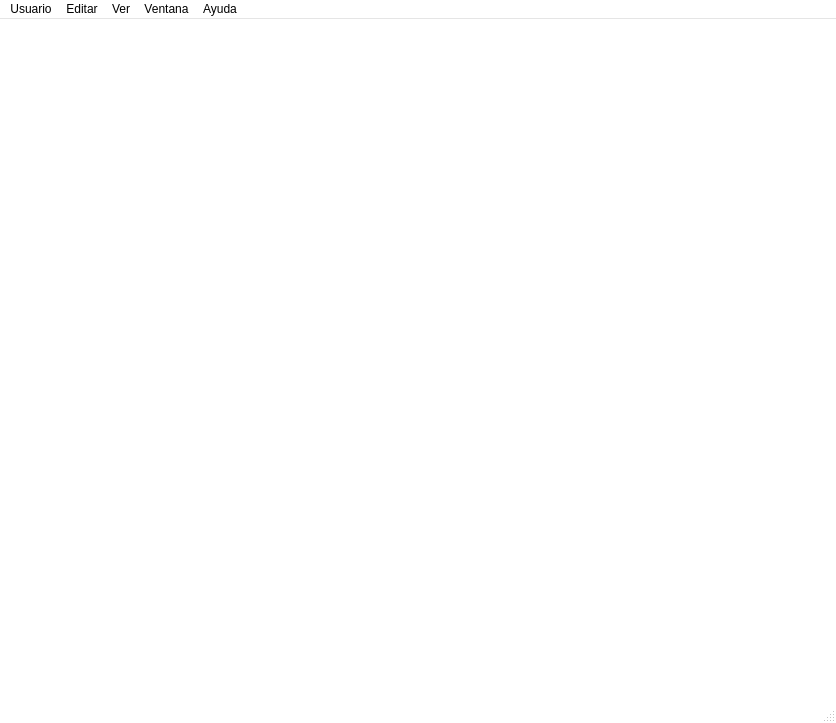
The window that ManagerM/ui_main.ui (janfranco27/TheProyect) describes before a commit, drawn with Qt 5.
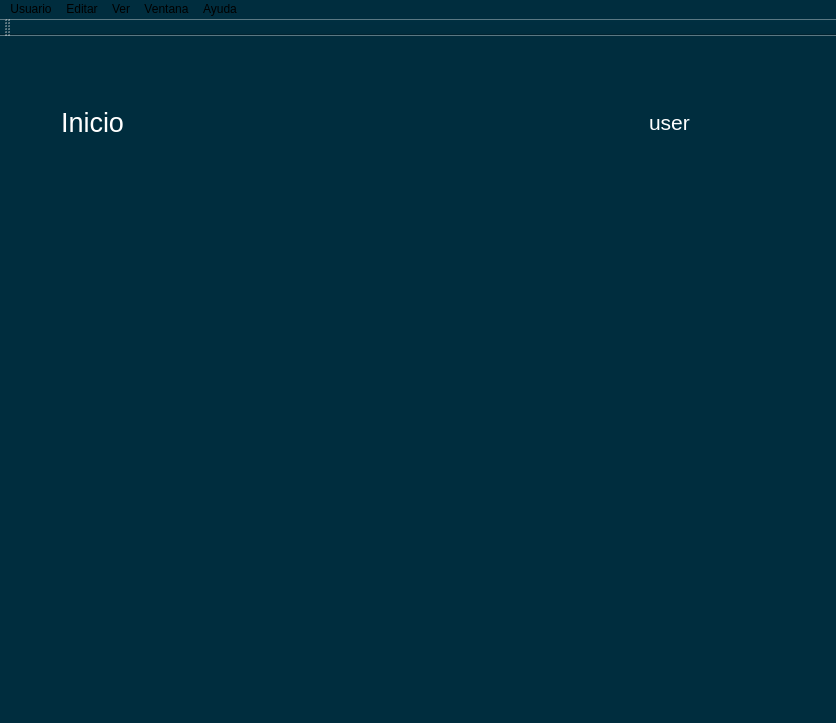
The same window after the commit. Icons and pictures are not drawn.

Diff of the .ui file:
```diff
--- a/ManagerM/ui_main.ui
+++ b/ManagerM/ui_main.ui
@@ -22,97 +22,6 @@
     <height>723</height>
    </size>
   </property>
-  <property name="palette">
-   <palette>
-    <active>
-     <colorrole role="WindowText">
-      <brush brushstyle="SolidPattern">
-       <color alpha="255">
-        <red>0</red>
-        <green>0</green>
-        <blue>0</blue>
-       </color>
-      </brush>
-     </colorrole>
-     <colorrole role="Base">
-      <brush brushstyle="SolidPattern">
-       <color alpha="255">
-        <red>255</red>
-        <green>255</green>
-        <blue>255</blue>
-       </color>
-      </brush>
-     </colorrole>
-     <colorrole role="Window">
-      <brush brushstyle="SolidPattern">
-       <color alpha="255">
-        <red>255</red>
-        <green>255</green>
-        <blue>255</blue>
-       </color>
-      </brush>
-     </colorrole>
-    </active>
-    <inactive>
-     <colorrole role="WindowText">
-      <brush brushstyle="SolidPattern">
-       <color alpha="255">
-        <red>0</red>
-        <green>0</green>
-        <blue>0</blue>
-       </color>
-      </brush>
-     </colorrole>
-     <colorrole role="Base">
-      <brush brushstyle="SolidPattern">
-       <color alpha="255">
-        <red>255</red>
-        <green>255</green>
-        <blue>255</blue>
-       </color>
-      </brush>
-     </colorrole>
-     <colorrole role="Window">
-      <brush brushstyle="SolidPattern">
-       <color alpha="255">
-        <red>255</red>
-        <green>255</green>
-        <blue>255</blue>
-       </color>
-      </brush>
-     </colorrole>
-    </inactive>
-    <disabled>
-     <colorrole role="WindowText">
-      <brush brushstyle="SolidPattern">
-       <color alpha="255">
-        <red>120</red>
-        <green>120</green>
-        <blue>120</blue>
-       </color>
-      </brush>
-     </colorrole>
-     <colorrole role="Base">
-      <brush brushstyle="SolidPattern">
-       <color alpha="255">
-        <red>255</red>
-        <green>255</green>
-        <blue>255</blue>
-       </color>
-      </brush>
-     </colorrole>
-     <colorrole role="Window">
-      <brush brushstyle="SolidPattern">
-       <color alpha="255">
-        <red>255</red>
-        <green>255</green>
-        <blue>255</blue>
-       </color>
-      </brush>
-     </colorrole>
-    </disabled>
-   </palette>
-  </property>
   <property name="windowTitle">
    <string>ManagerM</string>
   </property>
@@ -121,7 +30,10 @@
     <normaloff>:/Iconos/Iconos/Configure_alt_1.png</normaloff>:/Iconos/Iconos/Configure_alt_1.png</iconset>
   </property>
   <property name="styleSheet">
-   <string notr="true">background-image: url(:/Iconos/Iconos/fondo1.png);</string>
+   <string notr="true">background-color: rgb(0, 45, 62);</string>
+  </property>
+  <property name="documentMode">
+   <bool>false</bool>
   </property>
   <widget class="QWidget" name="centralWidget">
    <layout class="QGridLayout" name="gridLayout_4">
@@ -143,6 +55,15 @@
                </color>
               </brush>
              </colorrole>
+             <colorrole role="Button">
+              <brush brushstyle="SolidPattern">
+               <color alpha="255">
+                <red>0</red>
+                <green>45</green>
+                <blue>62</blue>
+               </color>
+              </brush>
+             </colorrole>
              <colorrole role="Text">
               <brush brushstyle="SolidPattern">
                <color alpha="255">
@@ -152,6 +73,24 @@
                </color>
               </brush>
              </colorrole>
+             <colorrole role="Base">
+              <brush brushstyle="SolidPattern">
+               <color alpha="255">
+                <red>0</red>
+                <green>45</green>
+                <blue>62</blue>
+               </color>
+              </brush>
+             </colorrole>
+             <colorrole role="Window">
+              <brush brushstyle="SolidPattern">
+               <color alpha="255">
+                <red>0</red>
+                <green>45</green>
+                <blue>62</blue>
+               </color>
+              </brush>
+             </colorrole>
             </active>
             <inactive>
              <colorrole role="WindowText">
@@ -163,6 +102,15 @@
                </color>
               </brush>
              </colorrole>
+             <colorrole role="Button">
+              <brush brushstyle="SolidPattern">
+               <color alpha="255">
+                <red>0</red>
+                <green>45</green>
+                <blue>62</blue>
+               </color>
+              </brush>
+             </colorrole>
              <colorrole role="Text">
               <brush brushstyle="SolidPattern">
                <color alpha="255">
@@ -172,6 +120,24 @@
                </color>
               </brush>
              </colorrole>
+             <colorrole role="Base">
+              <brush brushstyle="SolidPattern">
+               <color alpha="255">
+                <red>0</red>
+                <green>45</green>
+                <blue>62</blue>
+               </color>
+              </brush>
+             </colorrole>
+             <colorrole role="Window">
+              <brush brushstyle="SolidPattern">
+               <color alpha="255">
+                <red>0</red>
+                <green>45</green>
+                <blue>62</blue>
+               </color>
+              </brush>
+             </colorrole>
             </inactive>
             <disabled>
              <colorrole role="WindowText">
@@ -183,6 +149,15 @@
                </color>
               </brush>
              </colorrole>
+             <colorrole role="Button">
+              <brush brushstyle="SolidPattern">
+               <color alpha="255">
+                <red>0</red>
+                <green>45</green>
+                <blue>62</blue>
+               </color>
+              </brush>
+             </colorrole>
              <colorrole role="Text">
               <brush brushstyle="SolidPattern">
                <color alpha="255">
@@ -192,6 +167,24 @@
                </color>
               </brush>
              </colorrole>
+             <colorrole role="Base">
+              <brush brushstyle="SolidPattern">
+               <color alpha="255">
+                <red>0</red>
+                <green>45</green>
+                <blue>62</blue>
+               </color>
+              </brush>
+             </colorrole>
+             <colorrole role="Window">
+              <brush brushstyle="SolidPattern">
+               <color alpha="255">
+                <red>0</red>
+                <green>45</green>
+                <blue>62</blue>
+               </color>
+              </brush>
+             </colorrole>
             </disabled>
            </palette>
           </property>
@@ -252,6 +245,15 @@
                  </color>
                 </brush>
                </colorrole>
+               <colorrole role="Button">
+                <brush brushstyle="SolidPattern">
+                 <color alpha="255">
+                  <red>0</red>
+                  <green>45</green>
+                  <blue>62</blue>
+                 </color>
+                </brush>
+               </colorrole>
                <colorrole role="Text">
                 <brush brushstyle="SolidPattern">
                  <color alpha="255">
@@ -261,6 +263,24 @@
                  </color>
                 </brush>
                </colorrole>
+               <colorrole role="Base">
+                <brush brushstyle="SolidPattern">
+                 <color alpha="255">
+                  <red>0</red>
+                  <green>45</green>
+                  <blue>62</blue>
+                 </color>
+                </brush>
+               </colorrole>
+               <colorrole role="Window">
+                <brush brushstyle="SolidPattern">
+                 <color alpha="255">
+                  <red>0</red>
+                  <green>45</green>
+                  <blue>62</blue>
+                 </color>
+                </brush>
+               </colorrole>
               </active>
               <inactive>
                <colorrole role="WindowText">
@@ -272,6 +292,15 @@
                  </color>
                 </brush>
                </colorrole>
+               <colorrole role="Button">
+                <brush brushstyle="SolidPattern">
+                 <color alpha="255">
+                  <red>0</red>
+                  <green>45</green>
+                  <blue>62</blue>
+                 </color>
+                </brush>
+               </colorrole>
                <colorrole role="Text">
                 <brush brushstyle="SolidPattern">
                  <color alpha="255">
@@ -281,6 +310,24 @@
                  </color>
                 </brush>
                </colorrole>
+               <colorrole role="Base">
+                <brush brushstyle="SolidPattern">
+                 <color alpha="255">
+                  <red>0</red>
+                  <green>45</green>
+                  <blue>62</blue>
+                 </color>
+                </brush>
+               </colorrole>
+               <colorrole role="Window">
+                <brush brushstyle="SolidPattern">
+                 <color alpha="255">
+                  <red>0</red>
+                  <green>45</green>
+                  <blue>62</blue>
+                 </color>
+                </brush>
+               </colorrole>
               </inactive>
               <disabled>
                <colorrole role="WindowText">
@@ -292,6 +339,15 @@
                  </color>
                 </brush>
                </colorrole>
+               <colorrole role="Button">
+                <brush brushstyle="SolidPattern">
+                 <color alpha="255">
+                  <red>0</red>
+                  <green>45</green>
+                  <blue>62</blue>
+                 </color>
+                </brush>
+               </colorrole>
                <colorrole role="Text">
                 <brush brushstyle="SolidPattern">
                  <color alpha="255">
@@ -301,6 +357,24 @@
                  </color>
                 </brush>
                </colorrole>
+               <colorrole role="Base">
+                <brush brushstyle="SolidPattern">
+                 <color alpha="255">
+                  <red>0</red>
+                  <green>45</green>
+                  <blue>62</blue>
+                 </color>
+                </brush>
+               </colorrole>
+               <colorrole role="Window">
+                <brush brushstyle="SolidPattern">
+                 <color alpha="255">
+                  <red>0</red>
+                  <green>45</green>
+                  <blue>62</blue>
+                 </color>
+                </brush>
+               </colorrole>
               </disabled>
              </palette>
             </property>
@@ -361,6 +435,9 @@
       </item>
       <item row="2" column="0" rowspan="2">
        <layout class="QGridLayout" name="gridLayout">
+        <property name="spacing">
+         <number>10</number>
+        </property>
         <item row="0" column="0">
          <widget class="QPushButton" name="pushButton_compras">
           <property name="sizePolicy">
@@ -606,6 +683,9 @@
       </item>
       <item row="3" column="3">
        <layout class="QGridLayout" name="gridLayout_2">
+        <property name="spacing">
+         <number>10</number>
+        </property>
         <item row="0" column="0">
          <widget class="QPushButton" name="pushButton_7">
           <property name="sizePolicy">
@@ -1003,7 +1083,17 @@
    <addaction name="menuVentana"/>
    <addaction name="menuAyuda"/>
   </widget>
-  <widget class="QStatusBar" name="statusBar"/>
+  <widget class="QToolBar" name="toolBar">
+   <property name="windowTitle">
+    <string>toolBar</string>
+   </property>
+   <attribute name="toolBarArea">
+    <enum>TopToolBarArea</enum>
+   </attribute>
+   <attribute name="toolBarBreak">
+    <bool>false</bool>
+   </attribute>
+  </widget>
   <action name="actionAcerca_de_ManagerM">
    <property name="text">
     <string>Acerca de ManagerM...</string>
```
Left out of the diff: 269 changed lines with no effect on the pictures.
